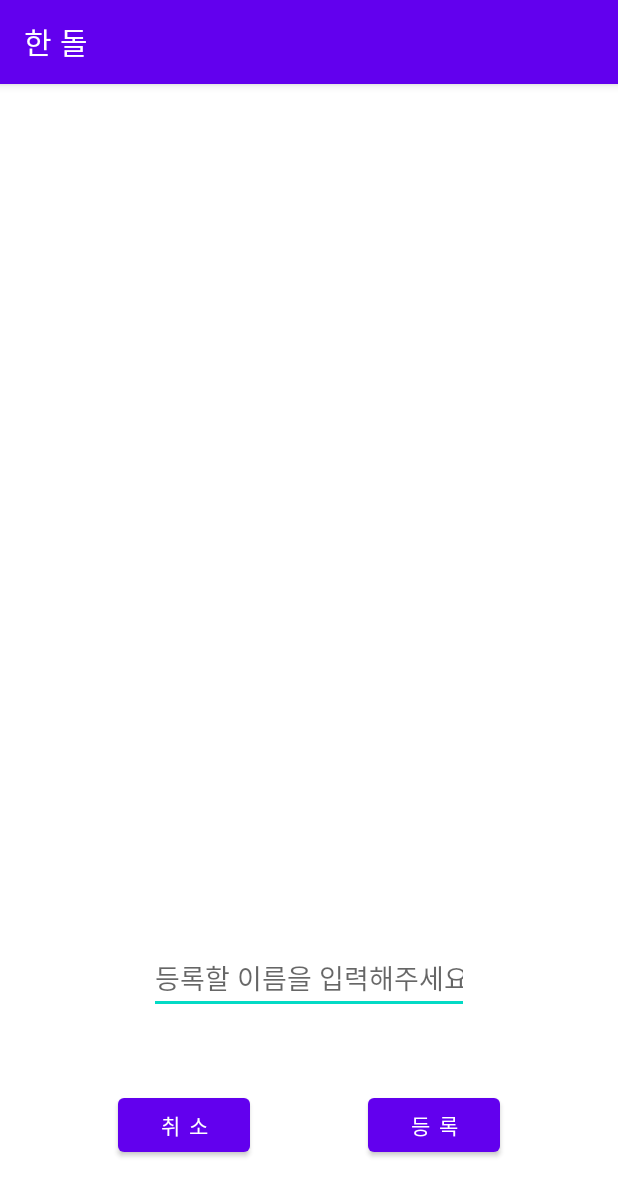
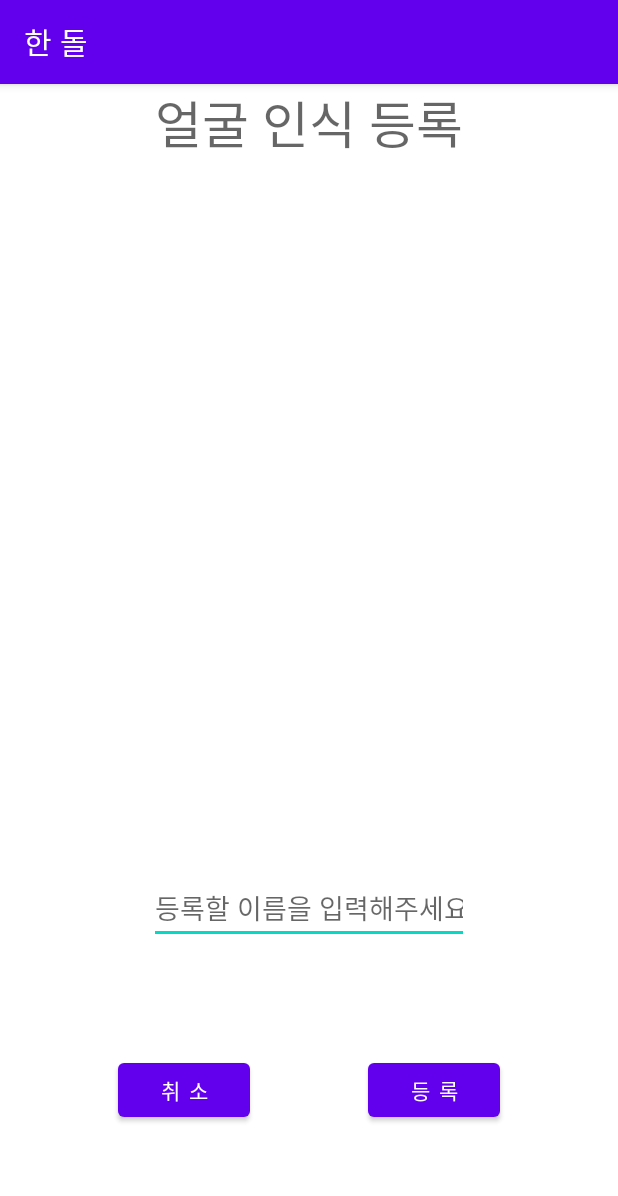
Before and after one commit to wonjongah/smartHome_android, an Android app: the GallerySelect screen opened directly, with no data from a screen before it, on a phone screen of 412 x 824 dp. Shown: the top 1196 px of the screen. Run offline under Robolectric (Android 15) with nearby library versions, the phone set to English and light mode, and no system bars; pictures from the network do not load; 3 statements that could not run were skipped.

Commit message:
ui update

```diff
--- a/app/src/main/res/layout/activity_gallery.xml
+++ b/app/src/main/res/layout/activity_gallery.xml
@@ -5,6 +5,18 @@
     xmlns:tools="http://schemas.android.com/tools"
     android:layout_width="match_parent"
     android:layout_height="match_parent">
+
+    <TextView
+        android:id="@+id/textView11"
+        android:layout_width="wrap_content"
+        android:layout_height="wrap_content"
+        android:text="얼굴 인식 등록"
+        android:textAppearance="@style/TextAppearance.AppCompat.Display1"
+        app:layout_constraintBottom_toTopOf="@+id/iv_result"
+        app:layout_constraintEnd_toEndOf="parent"
+        app:layout_constraintStart_toStartOf="parent"
+        app:layout_constraintTop_toTopOf="parent"
+        app:layout_constraintVertical_bias="0.52" />
 
     <Button
         android:id="@+id/btn_gallery_select"
@@ -18,8 +30,8 @@
 
     <ImageView
         android:id="@+id/iv_gallery"
-        android:layout_width="298dp"
-        android:layout_height="472dp"
+        android:layout_width="306dp"
+        android:layout_height="378dp"
         app:layout_constraintBottom_toTopOf="@+id/edt_gallery_name"
         app:layout_constraintEnd_toEndOf="parent"
         app:layout_constraintHorizontal_bias="0.495"
```
Also changed, not shown: app/src/main/res/layout/activity_result_select.xml (+13 -1 lines).
